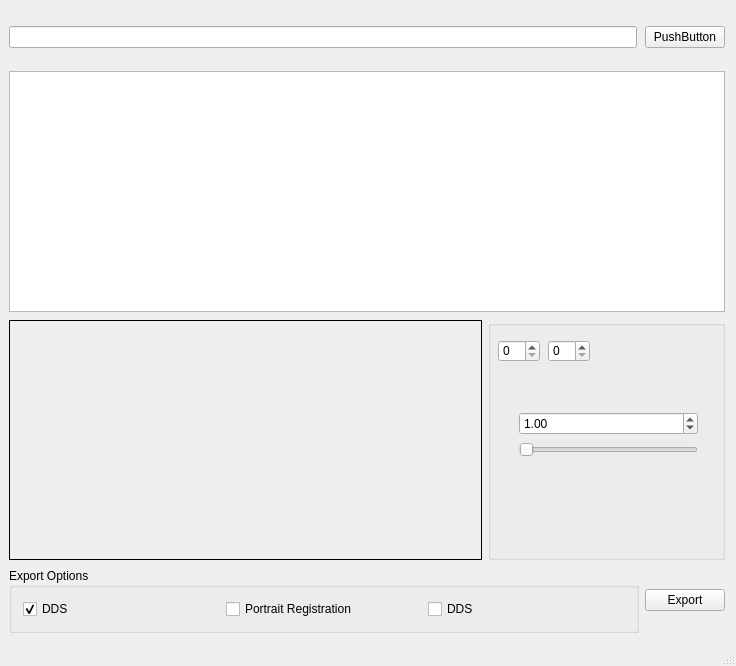
The window that PngPortrait2DDS/PngPortrait2DDS.ui (Elivicti/PngPortrait2DDS) describes before a commit, drawn with Qt 5.
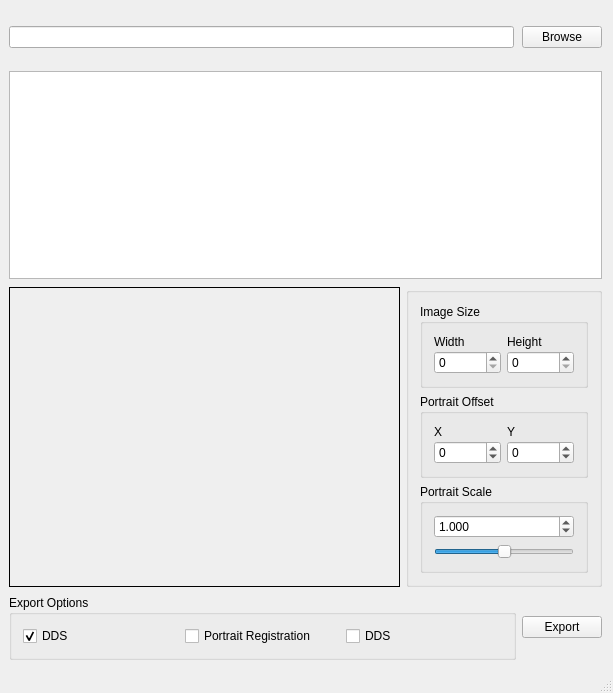
The same window after the commit. Custom widgets are drawn as their Qt base class.

Commit message: 更新界面

Diff of the .ui file:
```diff
--- a/PngPortrait2DDS/PngPortrait2DDS.ui
+++ b/PngPortrait2DDS/PngPortrait2DDS.ui
@@ -6,8 +6,8 @@
    <rect>
     <x>0</x>
     <y>0</y>
-    <width>736</width>
-    <height>666</height>
+    <width>613</width>
+    <height>693</height>
    </rect>
   </property>
   <property name="windowTitle">
@@ -63,7 +63,7 @@
          </size>
         </property>
         <property name="text">
-         <string>PushButton</string>
+         <string>Browse</string>
         </property>
        </widget>
       </item>
@@ -92,11 +92,16 @@
         <property name="frameShadow">
          <enum>QFrame::Plain</enum>
         </property>
-        <layout class="QGridLayout" name="gridLayout">
-         <item row="0" column="0">
-          <widget class="PreviewWidget" name="wPreview" native="true"/>
-         </item>
-        </layout>
+        <widget class="PreviewWidget" name="wPreview" native="true">
+         <property name="geometry">
+          <rect>
+           <x>40</x>
+           <y>40</y>
+           <width>270</width>
+           <height>150</height>
+          </rect>
+         </property>
+        </widget>
        </widget>
       </item>
       <item>
@@ -104,40 +109,128 @@
         <property name="title">
          <string/>
         </property>
-        <widget class="QSpinBox" name="spbImageOffsetX">
-         <property name="geometry">
-          <rect>
-           <x>10</x>
-           <y>20</y>
-           <width>42</width>
-           <height>22</height>
-          </rect>
-         </property>
-        </widget>
-        <widget class="QSpinBox" name="spbImageOffsetY">
-         <property name="geometry">
-          <rect>
-           <x>60</x>
-           <y>20</y>
-           <width>42</width>
-           <height>22</height>
-          </rect>
-         </property>
-        </widget>
-        <widget class="QWidget" name="">
-         <property name="geometry">
-          <rect>
-           <x>20</x>
-           <y>80</y>
-           <width>201</width>
-           <height>71</height>
-          </rect>
-         </property>
-         <layout class="QVBoxLayout" name="verticalLayout" stretch="1,0">
+        <layout class="QVBoxLayout" name="verticalLayout_7">
+         <item>
+          <widget class="QGroupBox" name="gbImageSize">
+           <property name="title">
+            <string>Image Size</string>
+           </property>
+           <layout class="QHBoxLayout" name="horizontalLayout_6">
+            <item>
+             <layout class="QVBoxLayout" name="verticalLayout_6">
+              <property name="spacing">
+               <number>2</number>
+              </property>
+              <item>
+               <widget class="QLabel" name="lbImageWidth">
+                <property name="text">
+                 <string>Width</string>
+                </property>
+               </widget>
+              </item>
+              <item>
+               <widget class="QSpinBox" name="spbImageWidth">
+                <property name="maximum">
+                 <number>1024</number>
+                </property>
+               </widget>
+              </item>
+             </layout>
+            </item>
+            <item>
+             <layout class="QVBoxLayout" name="verticalLayout_5">
+              <property name="spacing">
+               <number>2</number>
+              </property>
           <item>
-           <widget class="QDoubleSpinBox" name="dspbImageScale">
+               <widget class="QLabel" name="lbImageHeight">
+                <property name="text">
+                 <string>Height</string>
+                </property>
+               </widget>
+              </item>
+              <item>
+               <widget class="QSpinBox" name="spbImageHeight">
             <property name="maximum">
-             <double>10.000000000000000</double>
+                 <number>1024</number>
+                </property>
+               </widget>
+              </item>
+             </layout>
+            </item>
+           </layout>
+          </widget>
+         </item>
+         <item>
+          <widget class="QGroupBox" name="gbPortraitOffset">
+           <property name="title">
+            <string>Portrait Offset</string>
+           </property>
+           <layout class="QHBoxLayout" name="horizontalLayout_5">
+            <item>
+             <layout class="QVBoxLayout" name="verticalLayout_3">
+              <property name="spacing">
+               <number>2</number>
+              </property>
+              <item>
+               <widget class="QLabel" name="lbPotraitOffsetX">
+                <property name="text">
+                 <string>X</string>
+                </property>
+               </widget>
+              </item>
+              <item>
+               <widget class="QSpinBox" name="spbPortraitOffsetX">
+                <property name="minimum">
+                 <number>-999</number>
+                </property>
+                <property name="maximum">
+                 <number>999</number>
+                </property>
+               </widget>
+              </item>
+             </layout>
+            </item>
+            <item>
+             <layout class="QVBoxLayout" name="verticalLayout_4">
+              <property name="spacing">
+               <number>2</number>
+              </property>
+              <item>
+               <widget class="QLabel" name="lbPortraitOffsetY">
+                <property name="text">
+                 <string>Y</string>
+                </property>
+               </widget>
+              </item>
+              <item>
+               <widget class="QSpinBox" name="spbPortraitOffsetY">
+                <property name="minimum">
+                 <number>-999</number>
+                </property>
+                <property name="maximum">
+                 <number>999</number>
+                </property>
+               </widget>
+              </item>
+             </layout>
+            </item>
+           </layout>
+          </widget>
+         </item>
+         <item>
+          <widget class="QGroupBox" name="gbPotraitScale">
+           <property name="title">
+            <string>Portrait Scale</string>
+           </property>
+           <layout class="QVBoxLayout" name="verticalLayout">
+            <item>
+             <widget class="QDoubleSpinBox" name="dspbPotraitScale">
+              <property name="decimals">
+               <number>3</number>
+              </property>
+              <property name="maximum">
+               <double>2.000000000000000</double>
             </property>
             <property name="singleStep">
              <double>0.010000000000000</double>
@@ -150,7 +243,10 @@
           <item>
            <widget class="QSlider" name="hsldImageScale">
             <property name="maximum">
-             <number>1000</number>
+               <number>200</number>
+              </property>
+              <property name="value">
+               <number>100</number>
             </property>
             <property name="orientation">
              <enum>Qt::Horizontal</enum>
@@ -165,6 +261,8 @@
           </item>
          </layout>
         </widget>
+         </item>
+        </layout>
        </widget>
       </item>
      </layout>
```
Left out of the diff: 12 changed lines with no effect on the pictures. Lines whose indentation alone changed are shown as unchanged.
